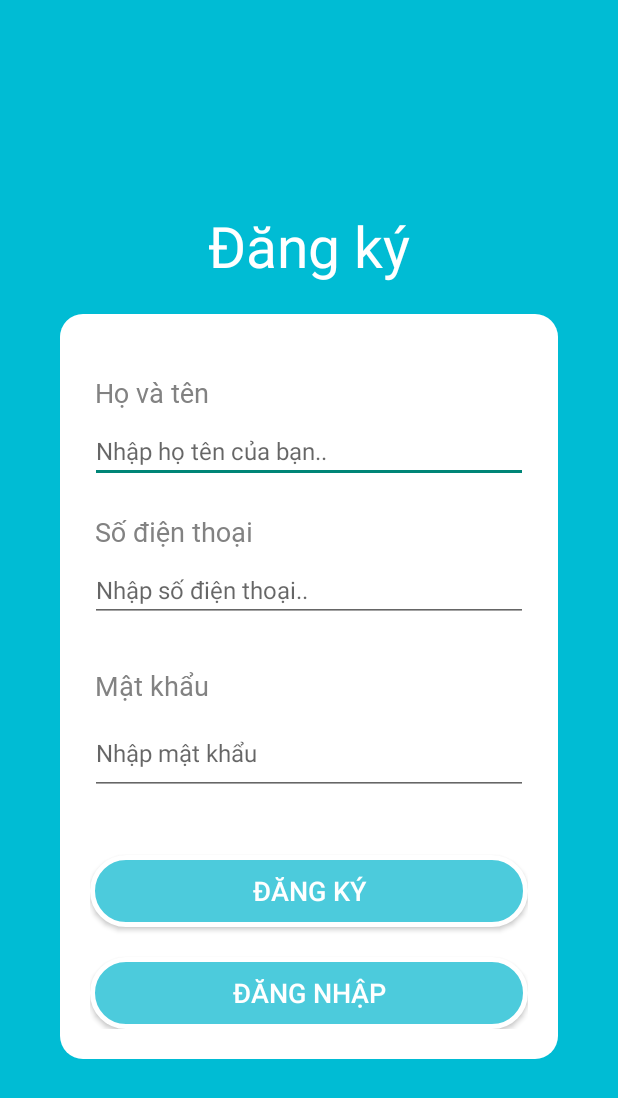
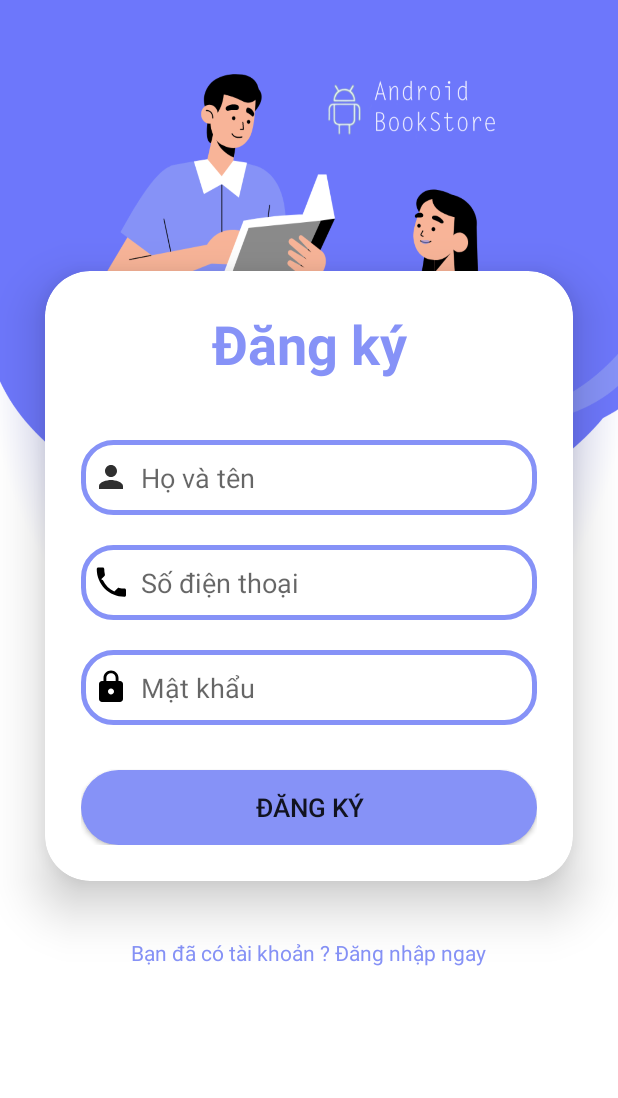
Before and after one commit to minhchien137/BookStore, an Android app: the SignupActivity screen opened directly, with no data from a screen before it, on a phone screen of 412 x 824 dp. Shown: the top 1098 px of the screen. Run offline under Robolectric (Android 15) with nearby library versions, the phone set to English and light mode, and no system bars.

Commit message:
Update edit theme layout, fragment 16:14 4/6/2024

```diff
--- /dev/null
+++ b/app/src/main/res/drawable/custom_edittext.xml
@@ -0,0 +1,9 @@
+<?xml version="1.0" encoding="utf-8"?>
+<shape xmlns:android="http://schemas.android.com/apk/res/android"
+    android:shape="rectangle">
+    <stroke
+        android:width="3dp"
+        android:color="@color/purple"/>
+    <corners
+        android:radius="20dp"/>
+</shape>
--- /dev/null
+++ b/app/src/main/res/drawable/custombtn_login_signup.xml
@@ -0,0 +1,5 @@
+<?xml version="1.0" encoding="utf-8"?>
+<shape xmlns:android="http://schemas.android.com/apk/res/android">
+<solid android:color="#8692f7"/>
+<corners android:radius="60dp"/>
+</shape>
--- /dev/null
+++ b/app/src/main/res/drawable/ic_baseline_lock_24.xml
@@ -0,0 +1,10 @@
+<vector xmlns:android="http://schemas.android.com/apk/res/android"
+    android:width="24dp"
+    android:height="24dp"
+    android:viewportWidth="24"
+    android:viewportHeight="24"
+    android:tint="@color/black">
+    <path
+        android:fillColor="@android:color/white"
+        android:pathData="M18,8h-1L17,6c0,-2.76 -2.24,-5 -5,-5S7,3.24 7,6v2L6,8c-1.1,0 -2,0.9 -2,2v10c0,1.1 0.9,2 2,2h12c1.1,0 2,-0.9 2,-2L20,10c0,-1.1 -0.9,-2 -2,-2zM12,17c-1.1,0 -2,-0.9 -2,-2s0.9,-2 2,-2 2,0.9 2,2 -0.9,2 -2,2zM15.1,8L8.9,8L8.9,6c0,-1.71 1.39,-3.1 3.1,-3.1 1.71,0 3.1,1.39 3.1,3.1v2z"/>
+</vector>
--- /dev/null
+++ b/app/src/main/res/drawable/ic_baseline_phone.xml
@@ -0,0 +1,14 @@
+<?xml version="1.0" encoding="utf-8"?>
+<vector xmlns:android="http://schemas.android.com/apk/res/android"
+    android:width="24dp"
+    android:height="24dp"
+    android:viewportWidth="24"
+    android:viewportHeight="24">
+    <path
+        android:fillColor="#FF000000"
+        android:pathData="M0,0h24v24H0z"
+        android:fillAlpha="0"/>
+    <path
+        android:fillColor="#FF000000"
+        android:pathData="M6.62,10.79c1.58,3.29 4.3,6.01 7.59,7.59l2.2-2.2c0.27,-0.27 0.67,-0.36 1.02,-0.26 1.12,0.28 2.33,0.43 3.57,0.43 0.55,0 1,0.45 1,1v3.5c0,0.55 -0.45,1 -1,1 -10.33,0 -18.5,-8.17 -18.5,-18.5 0,-0.55 0.45,-1 1,-1H6.5c0.55,0 1,0.45 1,1 0,1.24 0.15,2.45 0.43,3.57 0.09,0.35 0,0.75 -0.27,1.02l-2.2,2.2z"/>
+</vector>
--- a/app/src/main/res/layout/activity_signup.xml
+++ b/app/src/main/res/layout/activity_signup.xml
@@ -1,115 +1,106 @@
 <?xml version="1.0" encoding="utf-8"?>
-<androidx.appcompat.widget.LinearLayoutCompat xmlns:android="http://schemas.android.com/apk/res/android"
+<LinearLayout
+    xmlns:android="http://schemas.android.com/apk/res/android"
     xmlns:app="http://schemas.android.com/apk/res-auto"
     xmlns:tools="http://schemas.android.com/tools"
+    xmlns:card_view="http://schemas.android.com/apk/res-auto"
     android:layout_width="match_parent"
     android:layout_height="match_parent"
-    tools:context=".SignupActivity"
+    android:orientation="vertical"
     android:gravity="center"
-    android:background="@color/primary_color"
-    android:orientation="vertical"
-    android:paddingLeft="40dp"
-    android:paddingRight="40dp">
+    android:background="@drawable/background_login"
+    tools:context=".SignupActivity">
+
+    <androidx.cardview.widget.CardView
+        android:layout_width="match_parent"
+        android:layout_height="wrap_content"
+        android:layout_margin="30dp"
+        app:cardCornerRadius="30dp"
+        app:cardElevation="20dp"
+        android:background="@drawable/custom_edittext">
 
         <LinearLayout
             android:layout_width="match_parent"
             android:layout_height="wrap_content"
-        android:padding="20dp"
-        android:orientation="horizontal">
+            android:orientation="vertical"
+            android:layout_gravity="center_horizontal"
+            android:padding="24dp">
+
+
             <TextView
                 android:layout_width="match_parent"
                 android:layout_height="wrap_content"
                 android:text="Đăng ký"
-            android:textColor="@color/white"
-            android:textSize="38sp"
-            android:gravity="center"
-            ></TextView>
+                android:id="@+id/loginText"
+                android:textSize="36sp"
+                android:textAlignment="center"
+                android:textStyle="bold"
+                android:textColor="@color/purple"/>
+
+
+
+            <EditText
+                android:layout_width="match_parent"
+                android:layout_height="50dp"
+                android:id="@+id/HovatenSignup"
+                android:background="@drawable/custom_edittext"
+                android:drawableLeft="@drawable/ic_baseline_person_24"
+                android:drawablePadding="8dp"
+                android:hint="Họ và tên"
+                android:padding="8dp"
+                android:textColor="@color/black"
+                android:textColorHighlight="@color/cardview_dark_background"
+                android:layout_marginTop="40dp"/>
+
+            <EditText
+                android:layout_width="match_parent"
+                android:layout_height="50dp"
+                android:id="@+id/sodienthoaiSignup"
+                android:background="@drawable/custom_edittext"
+                android:drawableLeft="@drawable/ic_baseline_phone"
+                android:drawablePadding="8dp"
+                android:hint="Số điện thoại"
+                android:padding="8dp"
+                android:inputType="number"
+                android:textColor="@color/black"
+                android:textColorHighlight="@color/cardview_dark_background"
+                android:layout_marginTop="20dp"/>
+
+            <EditText
+                android:layout_width="match_parent"
+                android:layout_height="50dp"
+                android:id="@+id/matkhauSignup"
+                android:background="@drawable/custom_edittext"
+                android:drawableLeft="@drawable/ic_baseline_lock_24"
+                android:drawablePadding="8dp"
+                android:hint="Mật khẩu"
+                android:padding="8dp"
+                android:textColor="@color/black"
+                android:textColorHighlight="@color/cardview_dark_background"
+                android:layout_marginTop="20dp"/>
+
+            <Button
+                android:layout_width="match_parent"
+                android:layout_height="50dp"
+                android:id="@+id/signupButton"
+                android:text="Đăng ký"
+                android:textSize="17sp"
+                android:layout_marginTop="30dp"
+                android:background="@drawable/custombtn_login_signup" />
 
         </LinearLayout>
-    <LinearLayout
-        android:layout_width="match_parent"
-        android:layout_height="wrap_content"
-        android:background="@drawable/round_shape"
-        android:orientation="vertical"
-        android:padding="20dp">
+
+    </androidx.cardview.widget.CardView>
+
     <TextView
-            android:layout_marginTop="20dp"
         android:layout_width="wrap_content"
         android:layout_height="wrap_content"
-            android:textSize="18sp"
-            android:textColor="@color/text_second"
-            android:fontFamily="@font/roboto_regular"
-            android:text="Họ và tên"
-            android:paddingLeft="3dp">
-        </TextView>
-        <EditText
-            android:id="@+id/txtFullname"
-            android:layout_width="match_parent"
-            android:layout_height="wrap_content"
-            android:layout_marginTop="5dp"
-            android:hint="Nhập họ tên của bạn.."
-            android:textColor="@color/text_second"
-            android:textSize="16sp"></EditText>
-        <TextView
-            android:layout_marginTop="20dp"
-            android:layout_width="wrap_content"
-            android:layout_height="wrap_content"
-            android:textSize="18sp"
-            android:textColor="@color/text_second"
-            android:fontFamily="@font/roboto_regular"
-            android:text="Số điện thoại"
-            android:paddingLeft="3dp">
-        </TextView>
-        <EditText
-            android:id="@+id/txtPhone"
-            android:layout_width="match_parent"
-            android:layout_height="wrap_content"
-            android:layout_marginTop="5dp"
-            android:hint="Nhập số điện thoại.."
-            android:textColor="@color/text_second"
-            android:textSize="16sp"></EditText>
-        <TextView
-            android:layout_marginTop="30dp"
-            android:layout_width="wrap_content"
-            android:layout_height="wrap_content"
-            android:textSize="18sp"
-            android:textColor="@color/text_second"
-            android:fontFamily="@font/roboto_regular"
-            android:text="Mật khẩu"
-            android:paddingLeft="3dp">
-        </TextView>
+        android:padding="8dp"
+        android:text="Bạn đã có tài khoản ? Đăng nhập ngay"
+        android:textSize="14sp"
+        android:textAlignment="center"
+        android:id="@+id/signupText"
+        android:textColor="@color/purple"
+        android:layout_marginBottom="20dp"/>
 
-        <EditText
-            android:id="@+id/txPass"
-            android:layout_width="match_parent"
-            android:layout_height="55dp"
-            android:layout_marginTop="5dp"
-            android:hint="Nhập mật khẩu"
-            android:inputType="textPassword"
-            android:textColor="@color/text_second"
-            android:textSize="16sp"></EditText>
-        <Button
-            android:id="@+id/btnRegister"
-            android:layout_marginTop="40dp"
-            android:layout_width="match_parent"
-            android:layout_height="wrap_content"
-            android:background="@drawable/custom_button"
-            android:textColor="@color/white"
-            android:textSize="18sp"
-            android:enabled="true"
-            android:text="ĐĂNG KÝ">
-        </Button>
-        <Button
-            android:id="@+id/btnLogin"
-            android:layout_marginTop="20dp"
-            android:layout_width="match_parent"
-            android:layout_height="wrap_content"
-            android:background="@drawable/custom_button"
-            android:textColor="@color/white"
-            android:textSize="18sp"
-            android:enabled="true"
-            android:text="ĐĂNG NHẬP">
-        </Button>
 </LinearLayout>
-
-</androidx.appcompat.widget.LinearLayoutCompat>
--- a/app/src/main/res/values/colors.xml
+++ b/app/src/main/res/values/colors.xml
@@ -18,4 +18,5 @@
     <color name="light_blue_A200">#FF40C4FF</color>
     <color name="light_blue_A400">#FF00B0FF</color>
     <color name="black_overlay">#66000000</color>
+    <color name="purple">#8692f7</color>
 </resources>
```
Also changed, not shown: app/src/main/res/layout/activity_login.xml (+70 -78 lines), app/src/main/res/drawable/background_login.png (added). Lines whose indentation alone changed are shown as unchanged.
